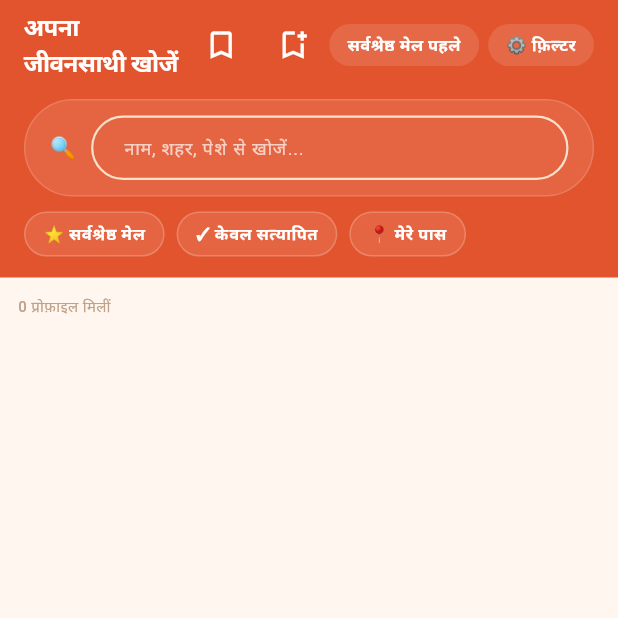
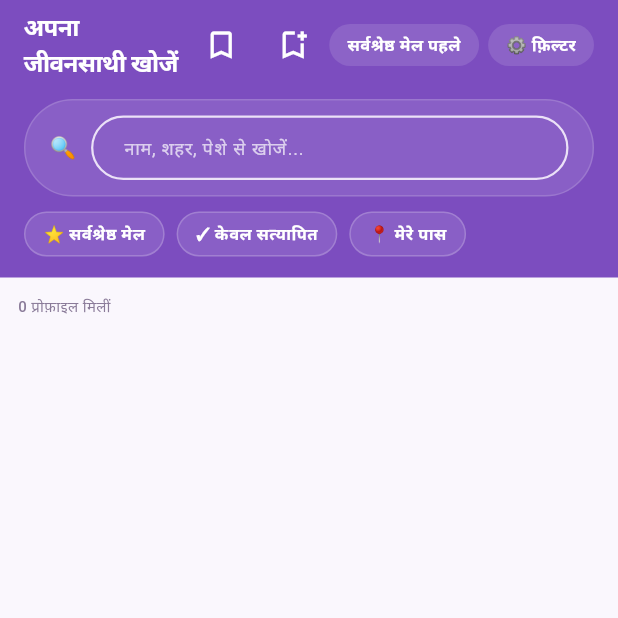
Before and after one commit to rekhavijay9890-ops/RishtaBook-v2, a Flutter app: the SearchPage screen opened directly, on a phone screen of 412 x 824 dp, the top half of it. Run offline on Flutter 3.47's test engine with Material 3 defaults, Android fonts, the phone set to English and light mode, and no system bars; our stand-ins replace cloud_firestore, firebase_auth, firebase_core, firebase_storage, google_mobile_ads, google_sign_in and 5 more; missing offline and left inert: razorpay_flutter; accounts and stored records are empty.

Commit message:
Fix contrast, retint to a neutral purple theme, fix match-score typo, add safe-area cushion, and point Storage at the correct bucket (#25)
- app_colors.dart: retint from Sindoor Sunset (saffron/red-orange) to
  "Orchid Bloom" (violet/plum) since the prior palette read as
  religion-specific; darken ghost/muted neutrals so captions and field
  labels (e.g. About Me labels) are legible instead of washed out.
- i18n/strings.dart: fix match.scoreLabel template ('%s%%' left a
  literal double percent sign after substitution, e.g. "91%% Match").
- main.dart: add the missing storageBucket to FirebaseOptions - it was
  never set, so Storage fell back to guessing the default bucket name.
- home/search/wallet/kundali/interests/chats/profile pages: add bottom
  padding cushion so the last card/button always clears the bottom nav
  bar instead of sitting flush against it.

Co-authored-by: Claude <noreply@anthropic.com>

```diff
--- a/lib/i18n/strings.dart
+++ b/lib/i18n/strings.dart
@@ -376,7 +376,7 @@ const Map<String, Map<String, String>> _dict = {
   'partnerPref.entryButton':  {'hi': 'जीवनसाथी की पसंद सेट करें', 'en': 'Set Partner Preferences'},
 
   // ── Match score badge ──
-  'match.scoreLabel':  {'hi': '%s%% मेल', 'en': '%s%% Match'},
+  'match.scoreLabel':  {'hi': '%s% मेल', 'en': '%s% Match'},
   'match.sortByScore': {'hi': 'सर्वश्रेष्ठ मेल पहले', 'en': 'Best match first'},
   'match.title':       {'hi': 'मेल', 'en': 'Match'},
 
--- a/lib/main.dart
+++ b/lib/main.dart
@@ -42,6 +42,7 @@ void main() async {
       appId: "1:838898779560:android:14edeacd3f6af2b853099d",
       messagingSenderId: "838898779560",
       projectId: "rishtabook-60663",
+      storageBucket: "rishtabook-60663.firebasestorage.app",
     ),
   );
 
--- a/lib/screens/chat/chats_list_page.dart
+++ b/lib/screens/chat/chats_list_page.dart
@@ -49,7 +49,7 @@ class ChatsListPage extends StatelessWidget {
                   );
                 }
                 return ListView.separated(
-                  padding: const EdgeInsets.all(12),
+                  padding: const EdgeInsets.fromLTRB(12, 12, 12, 32),
                   itemCount: matches.length,
                   separatorBuilder: (_, __) => const SizedBox(height: 8),
                   itemBuilder: (context, i) {
--- a/lib/screens/home/home_page.dart
+++ b/lib/screens/home/home_page.dart
@@ -173,7 +173,7 @@ class _HomePageState extends State<HomePage> {
                     final restProfiles = profiles.skip(5).toList();
 
                     return ListView(
-                      padding: const EdgeInsets.all(16),
+                      padding: const EdgeInsets.fromLTRB(16, 16, 16, 32),
                       children: [
                         StreamBuilder<int>(
                           stream: _creditService.creditsStream(uid),
--- a/lib/screens/interests/interests_page.dart
+++ b/lib/screens/interests/interests_page.dart
@@ -102,7 +102,7 @@ class _ReceivedList extends StatelessWidget {
           return Center(child: Text(context.t('interests.noneReceived'), style: const TextStyle(color: AppColors.muted)));
         }
         return ListView.separated(
-          padding: const EdgeInsets.all(12),
+          padding: const EdgeInsets.fromLTRB(12, 12, 12, 32),
           itemCount: interests.length,
           separatorBuilder: (_, __) => const SizedBox(height: 10),
           itemBuilder: (context, i) {
@@ -169,7 +169,7 @@ class _SentList extends StatelessWidget {
           return Center(child: Text(context.t('interests.noneSent'), style: const TextStyle(color: AppColors.muted)));
         }
         return ListView.separated(
-          padding: const EdgeInsets.all(12),
+          padding: const EdgeInsets.fromLTRB(12, 12, 12, 32),
           itemCount: interests.length,
           separatorBuilder: (_, __) => const SizedBox(height: 10),
           itemBuilder: (context, i) {
--- a/lib/screens/kundali/kundali_page.dart
+++ b/lib/screens/kundali/kundali_page.dart
@@ -49,7 +49,7 @@ class KundaliPage extends StatelessWidget {
           return Column(children: [
             _header(context, me, other, result),
             Expanded(
-              child: ListView(padding: const EdgeInsets.all(12), children: [
+              child: ListView(padding: const EdgeInsets.fromLTRB(12, 12, 12, 32), children: [
                 Container(
                   padding: const EdgeInsets.all(14),
                   decoration: BoxDecoration(color: AppColors.cardBg, borderRadius: BorderRadius.circular(16), border: Border.all(color: AppColors.borderColor)),
--- a/lib/screens/profile/profile_page.dart
+++ b/lib/screens/profile/profile_page.dart
@@ -154,7 +154,7 @@ class ProfilePage extends StatelessWidget {
                 ),
               ),
               Padding(
-                padding: const EdgeInsets.all(12),
+                padding: const EdgeInsets.fromLTRB(12, 12, 12, 32),
                 child: Column(children: [
                   _verificationBanner(context, profileService, profile, user.uid),
                   const SizedBox(height: 12),
--- a/lib/screens/search/search_page.dart
+++ b/lib/screens/search/search_page.dart
@@ -335,7 +335,7 @@ class _SearchPageState extends State<SearchPage> {
                               MatchmakingService.score(b, myPrefs).compareTo(MatchmakingService.score(a, myPrefs)));
                         }
                         return ListView(
-                          padding: const EdgeInsets.all(12),
+                          padding: const EdgeInsets.fromLTRB(12, 12, 12, 32),
                           children: [
                             if (_hasFilters)
                               Padding(
--- a/lib/screens/wallet/wallet_page.dart
+++ b/lib/screens/wallet/wallet_page.dart
@@ -188,7 +188,7 @@ class _WalletPageState extends State<WalletPage> {
                 final bought = txns.where((d) => d.data()['type'] == 'purchase').fold<int>(0, (a, d) => a + ((d.data()['delta'] as num?)?.toInt() ?? 0));
 
                 return ListView(
-                  padding: const EdgeInsets.all(12),
+                  padding: const EdgeInsets.fromLTRB(12, 12, 12, 32),
                   children: [
                     Row(children: [
                       _statTile('$chatsOpened', context.t('wallet.chatsOpened')),
--- a/lib/theme/app_colors.dart
+++ b/lib/theme/app_colors.dart
@@ -1,24 +1,26 @@
 import 'package:flutter/material.dart';
 
-/// RishtaBook v4 design tokens — "Sindoor Sunset": sindoor red-orange into
-/// marigold gold on a warm ivory body, with a colored (not near-black)
-/// header. Same token names as v3 so every existing `AppColors.x` reference
-/// across the app repaints automatically - only the values changed.
+/// RishtaBook v5 design tokens — "Orchid Bloom": a neutral violet/plum
+/// identity (no single-religion association) on a cool lavender-white
+/// body, with a colored (not near-black) header. Same token names as v3/v4
+/// so every existing `AppColors.x` reference across the app repaints
+/// automatically - only the values changed. Neutrals were also darkened
+/// vs v4 (ghost/muted) to fix low-contrast caption/label text.
 class AppColors {
   AppColors._();
 
-  // Primary — Sindoor
-  static const saffron  = Color(0xFFE2542D);
-  static const safLight = Color(0xFFFDEBD6);
-  static const safDark  = Color(0xFFB23D1D);
+  // Primary — Orchid
+  static const saffron  = Color(0xFF7C4DBF);
+  static const safLight = Color(0xFFF1E9FB);
+  static const safDark  = Color(0xFF5A3690);
 
-  // Secondary — Rose (hearts, interests, debit transactions)
-  static const rose      = Color(0xFFD6486B);
-  static const roseLight = Color(0xFFFBE4EA);
+  // Secondary — Magenta rose (hearts, interests, debit transactions)
+  static const rose      = Color(0xFFC1447F);
+  static const roseLight = Color(0xFFFBE3EF);
 
-  // Kundali / Premium — Marigold gold
-  static const gold      = Color(0xFFC77F1B);
-  static const goldLight = Color(0xFFFDF1DC);
+  // Kundali / Premium — Amber gold (kept as a warm contrast accent)
+  static const gold      = Color(0xFFB07A1E);
+  static const goldLight = Color(0xFFFBF0DC);
 
   // Verified / Accepted / credit transactions — Teal (kept as a distinct
   // semantic accent, functionally separate from the brand hue)
@@ -26,13 +28,13 @@ class AppColors {
   static const tealLight = Color(0xFFE0F5F2);
 
   // Neutrals
-  static const ink         = Color(0xFF3A2117);
-  static const muted       = Color(0xFF9A6B52);
-  static const ghost       = Color(0xFFBFA089);
-  static const pageBg      = Color(0xFFFFF7EF);
+  static const ink         = Color(0xFF2B2438);
+  static const muted       = Color(0xFF6B5E7B);
+  static const ghost       = Color(0xFF8A7B99);
+  static const pageBg      = Color(0xFFFAF7FD);
   static const cardBg      = Color(0xFFFFFFFF);
-  static const borderColor = Color(0xFFF6E1CB);
-  static const headerBg    = Color(0xFFE2542D);
+  static const borderColor = Color(0xFFEBE1F7);
+  static const headerBg    = Color(0xFF7C4DBF);
 
   static const error   = Color(0xFFB3261E);
   static const success = Color(0xFF1E7A4C);
```
